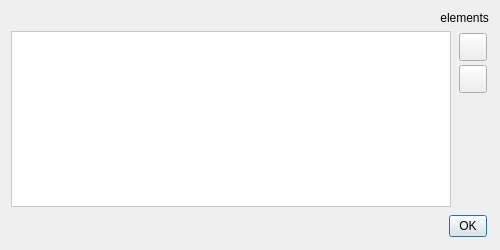
Old version of the form library/tulip-gui/designer/VectorEditionWidget.ui in the repository vadivelselvaraj/TulipGLImprovement.
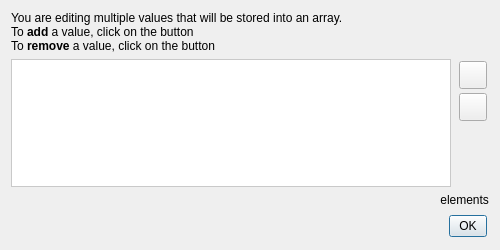
New version of the form. Icons and pictures are not drawn.

Commit message: [ Mantis #0003811 ] Added a help text into the vector edition widget

```diff
--- a/library/tulip-gui/designer/VectorEditionWidget.ui
+++ b/library/tulip-gui/designer/VectorEditionWidget.ui
@@ -60,34 +60,15 @@
   </property>
   <layout class="QVBoxLayout" name="verticalLayout">
    <item>
-    <layout class="QHBoxLayout" name="horizontalLayout">
-     <property name="spacing">
-      <number>0</number>
+    <widget class="QLabel" name="label">
+     <property name="text">
+      <string>&lt;html&gt;&lt;head/&gt;&lt;body&gt;You are editing multiple values that will be stored into an array.&lt;br&gt;
+To &lt;b&gt;add&lt;/b&gt; a value, click on the &lt;img src=&quot;:/tulip/gui/icons/64/list-add.png&quot; width=&quot;20&quot; height=&quot;20&quot;/&gt; button&lt;br&gt;
+To &lt;b&gt;remove&lt;/b&gt; a value, click on the &lt;img src=&quot;:/tulip/gui/icons/16/list-del.png&quot; width=&quot;20&quot; height=&quot;20&quot;/&gt; button
+&lt;/body&gt;
+&lt;/html&gt;</string>
      </property>
-     <item>
-      <widget class="QLabel" name="countLabel">
-       <property name="text">
-        <string/>
-       </property>
-       <property name="alignment">
-        <set>Qt::AlignRight|Qt::AlignTrailing|Qt::AlignVCenter</set>
-       </property>
-      </widget>
-     </item>
-     <item>
-      <widget class="QLabel" name="label_2">
-       <property name="sizePolicy">
-        <sizepolicy hsizetype="Maximum" vsizetype="Preferred">
-         <horstretch>0</horstretch>
-         <verstretch>0</verstretch>
-        </sizepolicy>
-       </property>
-       <property name="text">
-        <string> elements</string>
-       </property>
-      </widget>
-     </item>
-    </layout>
+    </widget>
    </item>
    <item>
     <layout class="QHBoxLayout" name="horizontalLayout_2">
@@ -177,6 +158,36 @@
      </item>
     </layout>
    </item>
+   <item>
+    <layout class="QHBoxLayout" name="horizontalLayout">
+     <property name="spacing">
+      <number>0</number>
+     </property>
+     <item>
+      <widget class="QLabel" name="countLabel">
+       <property name="text">
+        <string/>
+       </property>
+       <property name="alignment">
+        <set>Qt::AlignRight|Qt::AlignTrailing|Qt::AlignVCenter</set>
+       </property>
+      </widget>
+     </item>
+     <item>
+      <widget class="QLabel" name="label_2">
+       <property name="sizePolicy">
+        <sizepolicy hsizetype="Maximum" vsizetype="Preferred">
+         <horstretch>0</horstretch>
+         <verstretch>0</verstretch>
+        </sizepolicy>
+       </property>
+       <property name="text">
+        <string> elements</string>
+       </property>
+      </widget>
+     </item>
+    </layout>
+   </item>
    <item>
     <widget class="QDialogButtonBox" name="buttonBox">
      <property name="standardButtons">
```
The commit also changes 1 other file.
